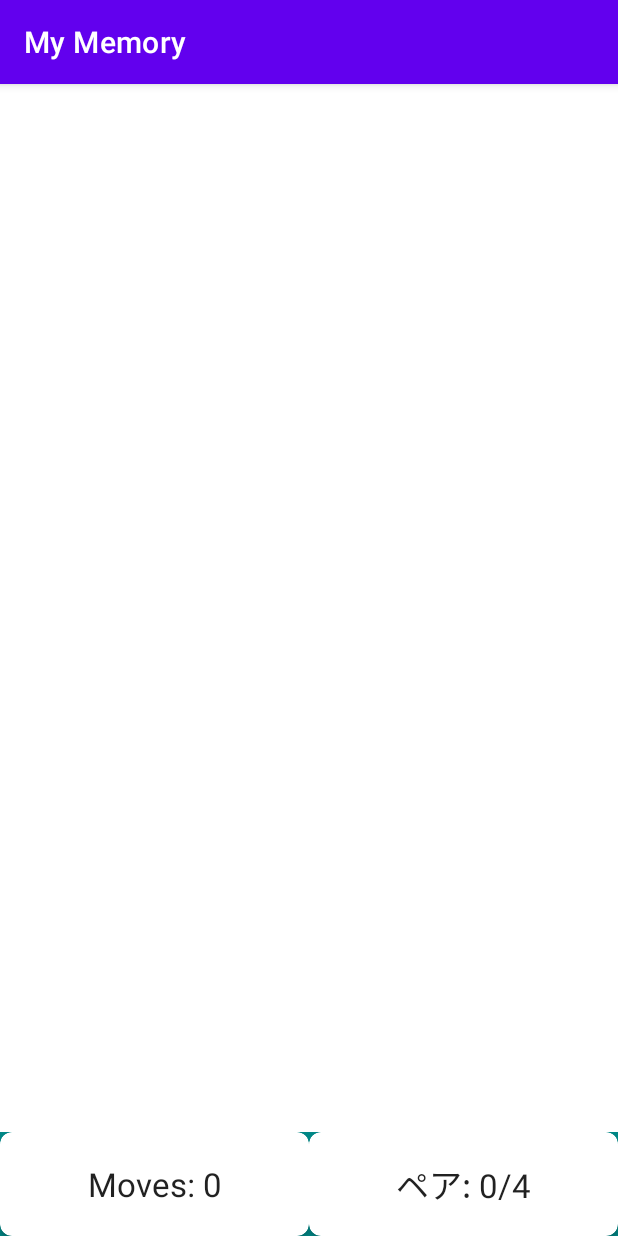
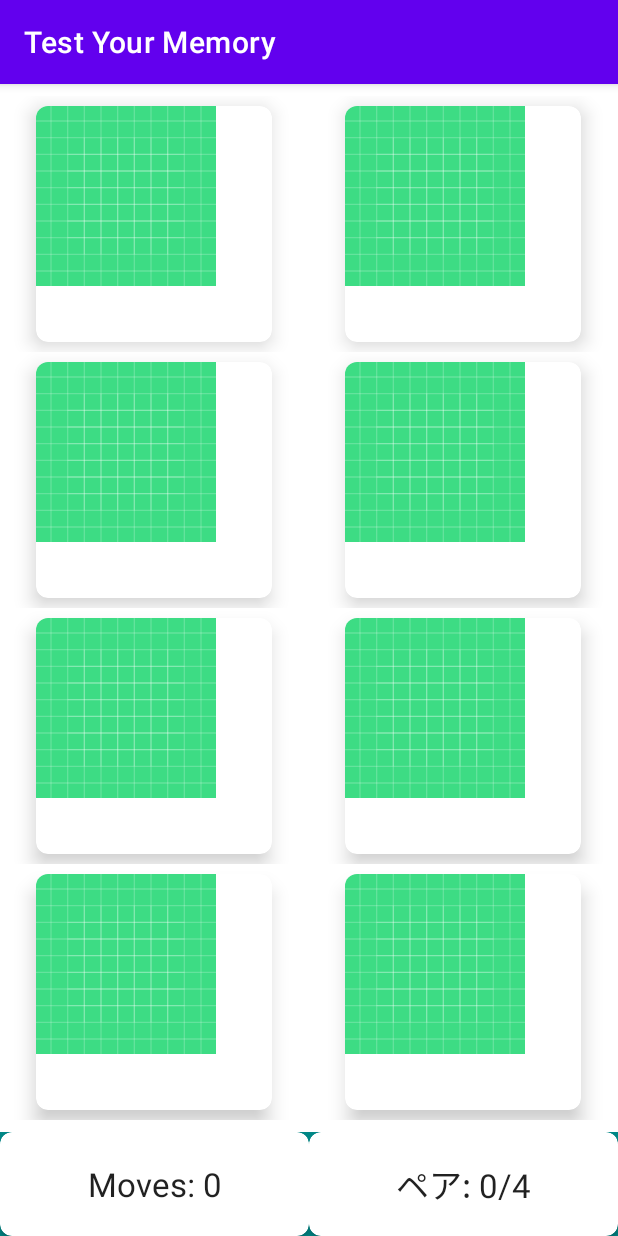
Before and after one commit to jonathanpperry/kotlin-memory-game, an Android app: the screen it shows after launch (MainActivity), on a phone screen of 412 x 824 dp. Run offline under Robolectric (Android 15) with nearby library versions, the phone set to English and light mode, and no system bars.

Commit message:
Finished section setup the recyclerview to show memory cards

```diff
--- a/app/src/main/java/com/jonnyramen/mymemory/MainActivity.kt
+++ b/app/src/main/java/com/jonnyramen/mymemory/MainActivity.kt
@@ -3,6 +3,7 @@ package com.jonnyramen.mymemory
 import androidx.appcompat.app.AppCompatActivity
 import android.os.Bundle
 import android.widget.TextView
+import androidx.recyclerview.widget.GridLayoutManager
 import androidx.recyclerview.widget.RecyclerView
 
 class MainActivity : AppCompatActivity() {
@@ -12,11 +13,16 @@ class MainActivity : AppCompatActivity() {
     private lateinit var tvNumPairs: TextView
 
     override fun onCreate(savedInstanceState: Bundle?) {
-        super.onCreate(savedInstanceState)
-        setContentView(R.layout.activity_main)
+        super.onCreate(savedInstanceState);
+        setContentView(R.layout.activity_main);
 
-        rvBoard = findViewById(R.id.rvBoard)
-        tvNumMoves = findViewById(R.id.tvNumMoves)
-        tvNumPairs = findViewById(R.id.tvNumPairs)
+        rvBoard = findViewById(R.id.rvBoard);
+        tvNumMoves = findViewById(R.id.tvNumMoves);
+        tvNumPairs = findViewById(R.id.tvNumPairs);
+
+        rvBoard.adapter = MemoryBoardAdapter(this, 8);
+        rvBoard.setHasFixedSize(true);
+        rvBoard.layoutManager = GridLayoutManager(this, 2);
+
     }
 }
--- /dev/null
+++ b/app/src/main/java/com/jonnyramen/mymemory/MemoryBoardAdapter.kt
@@ -0,0 +1,52 @@
+package com.jonnyramen.mymemory
+
+import android.content.Context
+import android.util.Log
+import android.view.LayoutInflater
+import android.view.View
+import android.view.ViewGroup
+import android.widget.ImageButton
+import androidx.cardview.widget.CardView
+import androidx.recyclerview.widget.RecyclerView
+import kotlin.math.min
+
+class MemoryBoardAdapter(private val context: Context, private val numPieces: Int) :
+    RecyclerView.Adapter<MemoryBoardAdapter.ViewHolder>() {
+
+    companion object {
+        private const val MARGIN_SIZE = 10;
+        private const val TAG = "MemoryBoardAdapter";
+    }
+
+    override fun onCreateViewHolder(parent: ViewGroup, viewType: Int): ViewHolder {
+        val cardWidth = parent.width / 2 - (2* MARGIN_SIZE);
+        val cardHeight = parent.height / 4 - (2* MARGIN_SIZE);
+        val cardSideLength = min(cardWidth, cardHeight);
+
+        val view = LayoutInflater.from(context).inflate(R.layout.memory_card, parent, false);
+        val layoutParams =view.findViewById<CardView>(R.id.cardView).layoutParams as ViewGroup.MarginLayoutParams;
+
+        // Set the width and height to same val, to make it square
+        layoutParams.width = cardSideLength;
+        layoutParams.height = cardSideLength;
+        layoutParams.setMargins(MARGIN_SIZE,MARGIN_SIZE,MARGIN_SIZE,MARGIN_SIZE)
+        return ViewHolder(view);
+    }
+
+    override fun onBindViewHolder(holder: ViewHolder, position: Int) {
+        holder.bind(position);
+    }
+
+    override fun getItemCount() = numPieces;
+
+    inner class ViewHolder(itemView: View): RecyclerView.ViewHolder(itemView) {
+        private val imageButton = itemView.findViewById<ImageButton>(R.id.imageButton);
+
+        fun bind(position: Int) {
+            imageButton.setOnClickListener {
+                Log.i(TAG, "Clicked on position $position");
+            }
+        }
+    }
+
+}
--- a/app/src/main/res/layout/activity_main.xml
+++ b/app/src/main/res/layout/activity_main.xml
@@ -55,6 +55,9 @@
         android:id="@+id/rvBoard"
         android:layout_width="0dp"
         android:layout_height="0dp"
+        android:layout_marginTop="8dp"
+        android:layout_marginBottom="8dp"
+        android:overScrollMode="never"
         app:layout_constraintBottom_toTopOf="@+id/llGameInfo"
         app:layout_constraintEnd_toEndOf="parent"
         app:layout_constraintStart_toStartOf="parent"
--- /dev/null
+++ b/app/src/main/res/layout/memory_card.xml
@@ -0,0 +1,24 @@
+<?xml version="1.0" encoding="utf-8"?>
+<LinearLayout xmlns:android="http://schemas.android.com/apk/res/android"
+    xmlns:app="http://schemas.android.com/apk/res-auto"
+    android:layout_width="match_parent"
+    android:layout_height="wrap_content"
+    android:gravity="center"
+    android:orientation="vertical">
+
+    <androidx.cardview.widget.CardView
+        android:id="@+id/cardView"
+        android:layout_width="120dp"
+        android:layout_height="120dp"
+        app:cardCornerRadius="8dp"
+        app:cardElevation="8dp">
+
+        <ImageButton
+            android:id="@+id/imageButton"
+            android:layout_width="120dp"
+            android:layout_height="120dp"
+            android:background="@color/white"
+            android:scaleType="centerCrop"
+            app:srcCompat="@drawable/ic_launcher_background" />
+    </androidx.cardview.widget.CardView>
+</LinearLayout>
--- a/app/src/main/res/values/strings.xml
+++ b/app/src/main/res/values/strings.xml
@@ -1,3 +1,3 @@
 <resources>
-    <string name="app_name">My Memory</string>
+    <string name="app_name">Test Your Memory</string>
 </resources>
```
Also changed, not shown: 5 other files.
